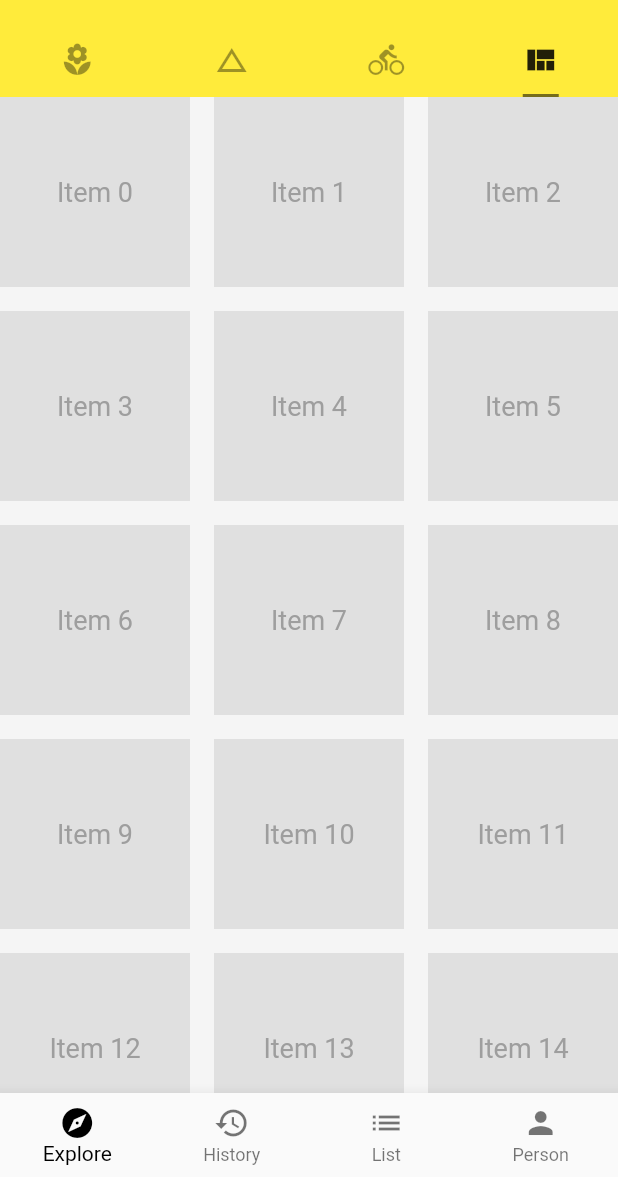
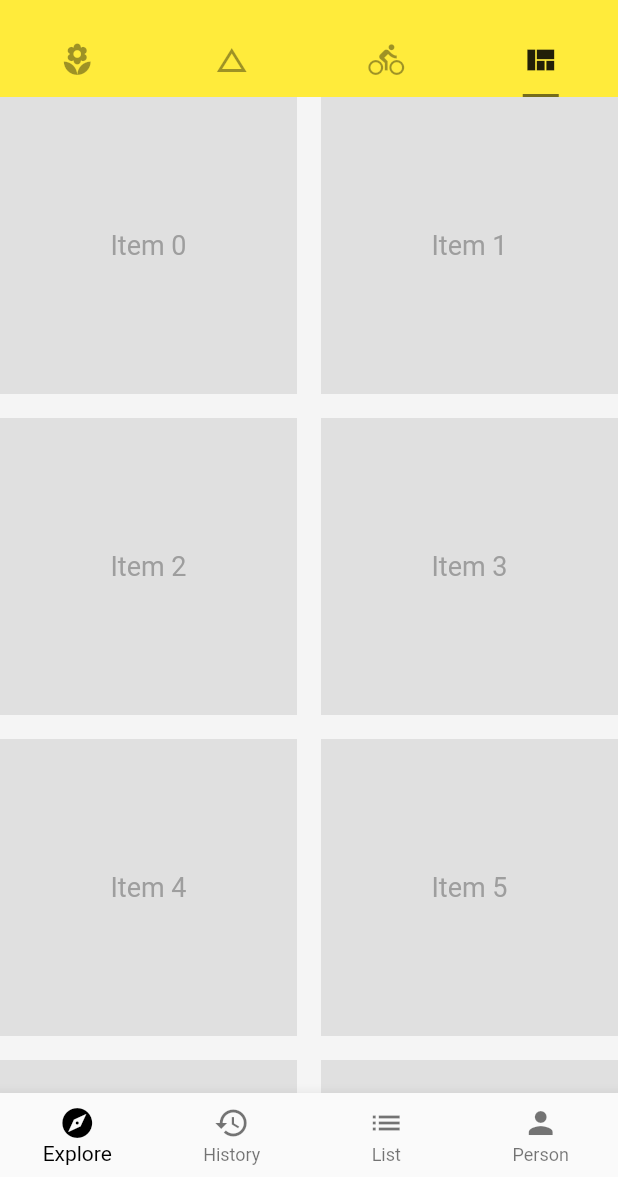
Before and after one commit to okerivy/step_flutter, a Flutter app: the screen it shows after launch, tab 4 chosen, on a phone screen of 412 x 824 dp, the part 59-1236 px from its top. Run offline on Flutter 3.47's test engine with Material 2 defaults, Android fonts, the phone set to English and light mode, and no system bars; network calls fail.

Commit message:
GridView.extent 方法创建 GridView

```diff
--- a/lib/demo/view_demo.dart
+++ b/lib/demo/view_demo.dart
@@ -7,7 +7,37 @@ class ViewDemo extends StatelessWidget {
 
   @override
   Widget build(BuildContext context) {
-    return ViewGridCountDemo();
+    return ViewGridExtentDemo();
+  }
+}
+
+class ViewGridExtentDemo extends StatelessWidget {
+  @override
+  Widget build(BuildContext context) {
+
+    List<Widget> _buildTiles(int length) {
+      return List.generate(length, (int index) {
+        return Container(
+          color: Colors.grey[300],
+          alignment: Alignment(0.0, 0.0),
+          child: Text(
+            'Item $index',
+            style: TextStyle(fontSize: 18.0, color: Colors.grey),
+          ),
+        );
+      });
+    }
+
+    return GridView.extent(
+      //? GridView 如果是竖直滚动,那么就 主轴就是竖直, 交叉轴就是 横向
+      //* 主轴的方向: 就是滚动的方向
+      // scrollDirection: Axis.horizontal, // 水平滚动
+      // 网格视图 在交叉轴的一个最大的尺寸
+      maxCrossAxisExtent: 250.0,
+      crossAxisSpacing: 16.0,
+      mainAxisSpacing: 16.0,
+      children: _buildTiles(100),
+    );
   }
 }
 
```
